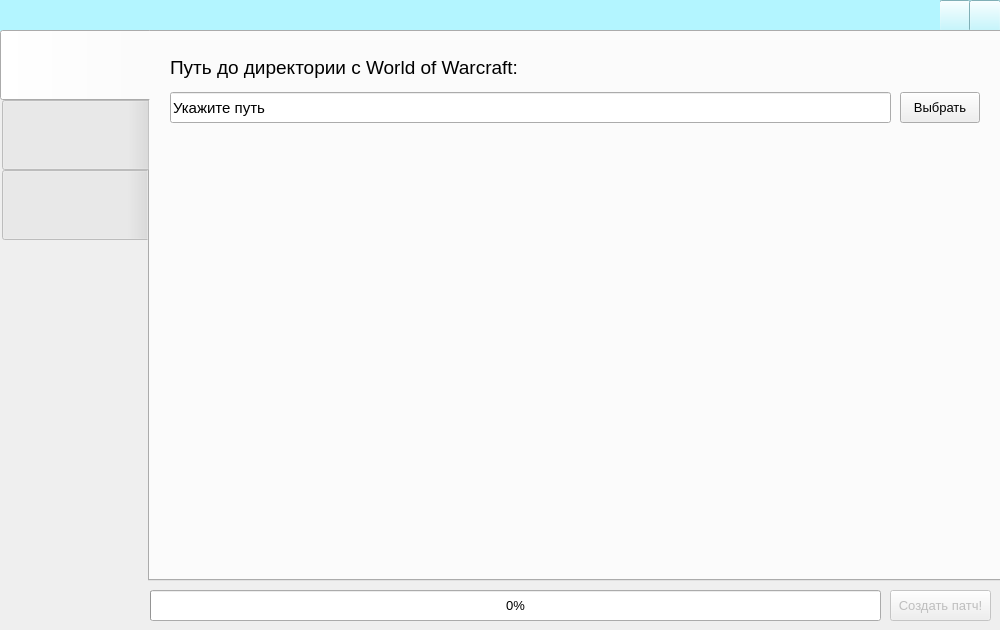
Qt form QtGui/siruspatcherwindow.ui (MrSago/SirusPatcher) before a commit.
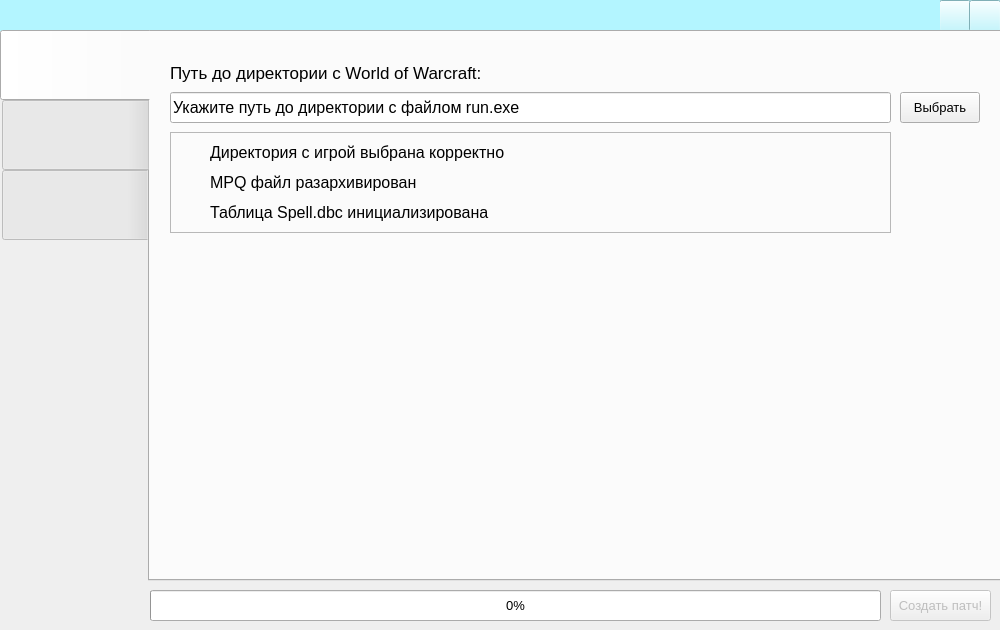
The same form after that commit. Icons and pictures are not drawn. Custom widgets are drawn as their Qt base class.

Patch:
```diff
--- a/QtGui/siruspatcherwindow.ui
+++ b/QtGui/siruspatcherwindow.ui
@@ -241,14 +241,14 @@
       <property name="geometry">
        <rect>
         <x>20</x>
-        <y>20</y>
+        <y>30</y>
         <width>431</width>
-        <height>31</height>
+        <height>21</height>
        </rect>
       </property>
       <property name="font">
        <font>
-        <pointsize>14</pointsize>
+        <pointsize>13</pointsize>
        </font>
       </property>
       <property name="text">
@@ -266,11 +266,11 @@
       </property>
       <property name="font">
        <font>
-        <pointsize>11</pointsize>
+        <pointsize>12</pointsize>
        </font>
       </property>
       <property name="text">
-       <string>Укажите путь</string>
+       <string>Укажите путь до директории с файлом run.exe</string>
       </property>
       <property name="readOnly">
        <bool>true</bool>
@@ -279,6 +279,133 @@
        <bool>false</bool>
       </property>
      </widget>
+     <widget class="QFrame" name="StatusFrame">
+      <property name="geometry">
+       <rect>
+        <x>20</x>
+        <y>100</y>
+        <width>721</width>
+        <height>101</height>
+       </rect>
+      </property>
+      <property name="frameShape">
+       <enum>QFrame::StyledPanel</enum>
+      </property>
+      <property name="frameShadow">
+       <enum>QFrame::Raised</enum>
+      </property>
+      <widget class="QLabel" name="DirectoryCorrectLabel">
+       <property name="geometry">
+        <rect>
+         <x>40</x>
+         <y>10</y>
+         <width>671</width>
+         <height>21</height>
+        </rect>
+       </property>
+       <property name="font">
+        <font>
+         <pointsize>12</pointsize>
+        </font>
+       </property>
+       <property name="text">
+        <string>Директория с игрой выбрана корректно</string>
+       </property>
+      </widget>
+      <widget class="QLabel" name="MpqUnpackedLabel">
+       <property name="geometry">
+        <rect>
+         <x>40</x>
+         <y>40</y>
+         <width>671</width>
+         <height>21</height>
+        </rect>
+       </property>
+       <property name="font">
+        <font>
+         <pointsize>12</pointsize>
+        </font>
+       </property>
+       <property name="text">
+        <string>MPQ файл разархивирован</string>
+       </property>
+      </widget>
+      <widget class="QLabel" name="InitSpellLabel">
+       <property name="geometry">
+        <rect>
+         <x>40</x>
+         <y>70</y>
+         <width>671</width>
+         <height>21</height>
+        </rect>
+       </property>
+       <property name="font">
+        <font>
+         <pointsize>12</pointsize>
+        </font>
+       </property>
+       <property name="text">
+        <string>Таблица Spell.dbc инициализирована</string>
+       </property>
+      </widget>
+      <widget class="QLabel" name="DirectoryCorrectStatus">
+       <property name="geometry">
+        <rect>
+         <x>10</x>
+         <y>10</y>
+         <width>21</width>
+         <height>21</height>
+        </rect>
+       </property>
+       <property name="text">
+        <string/>
+       </property>
+       <property name="pixmap">
+        <pixmap resource="resources.qrc">:/resources/icons/minus.png</pixmap>
+       </property>
+       <property name="scaledContents">
+        <bool>true</bool>
+       </property>
+      </widget>
+      <widget class="QLabel" name="MpqUnpackedStatus">
+       <property name="geometry">
+        <rect>
+         <x>10</x>
+         <y>40</y>
+         <width>21</width>
+         <height>21</height>
+        </rect>
+       </property>
+       <property name="text">
+        <string/>
+       </property>
+       <property name="pixmap">
+        <pixmap resource="resources.qrc">:/resources/icons/minus.png</pixmap>
+       </property>
+       <property name="scaledContents">
+        <bool>true</bool>
+       </property>
+      </widget>
+      <widget class="QLabel" name="InitSpellStatus">
+       <property name="geometry">
+        <rect>
+         <x>10</x>
+         <y>70</y>
+         <width>21</width>
+         <height>21</height>
+        </rect>
+       </property>
+       <property name="text">
+        <string/>
+       </property>
+       <property name="pixmap">
+        <pixmap resource="resources.qrc">:/resources/icons/minus.png</pixmap>
+       </property>
+       <property name="scaledContents">
+        <bool>true</bool>
+       </property>
+      </widget>
+     </widget>
     </widget>
     <widget class="QWidget" name="SpellTab">
      <property name="enabled">
```
